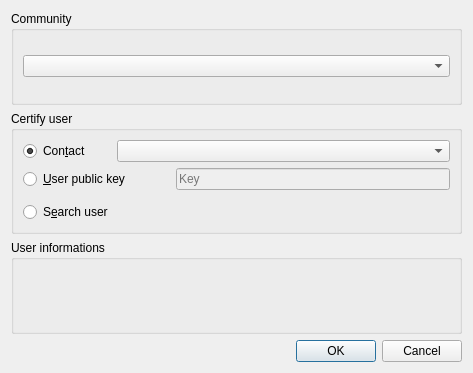
First picture: the form in res/ui/certification.ui, repository duniter/sakia, before the edit.
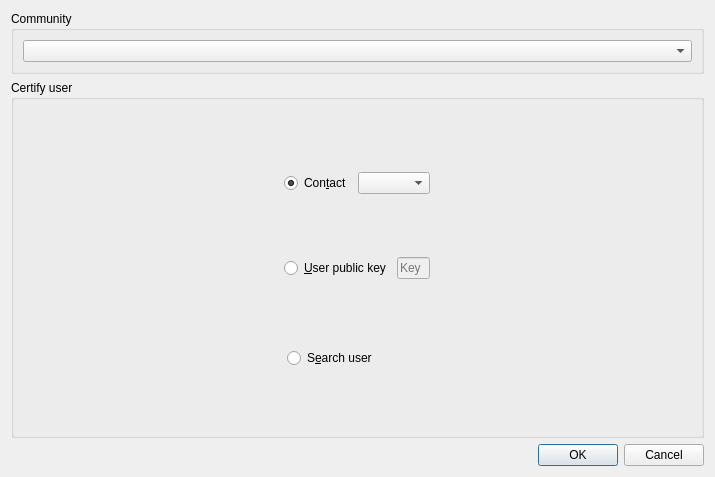
Second picture: the form after the edit. Custom widgets are drawn as their Qt base class.

Commit message: Add member widget to certification dialog

What changed in the file:
```diff
--- a/res/ui/certification.ui
+++ b/res/ui/certification.ui
@@ -6,8 +6,8 @@
    <rect>
     <x>0</x>
     <y>0</y>
-    <width>473</width>
-    <height>373</height>
+    <width>715</width>
+    <height>477</height>
    </rect>
   </property>
   <property name="windowTitle">
@@ -16,6 +16,12 @@
   <layout class="QVBoxLayout" name="verticalLayout">
    <item>
     <widget class="QGroupBox" name="groupBox_2">
+     <property name="sizePolicy">
+      <sizepolicy hsizetype="Preferred" vsizetype="Maximum">
+       <horstretch>0</horstretch>
+       <verstretch>0</verstretch>
+      </sizepolicy>
+     </property>
      <property name="title">
       <string>Community</string>
      </property>
@@ -31,7 +37,12 @@
      <property name="title">
       <string>Certify user</string>
      </property>
-     <layout class="QVBoxLayout" name="verticalLayout_2">
+     <layout class="QHBoxLayout" name="horizontalLayout_5">
+      <item>
+       <layout class="QVBoxLayout" name="verticalLayout_3">
+        <property name="topMargin">
+         <number>6</number>
+        </property>
       <item>
        <layout class="QHBoxLayout" name="horizontalLayout_2">
         <item>
@@ -71,6 +82,12 @@
           <property name="enabled">
            <bool>true</bool>
           </property>
+            <property name="sizePolicy">
+             <sizepolicy hsizetype="Maximum" vsizetype="Fixed">
+              <horstretch>0</horstretch>
+              <verstretch>0</verstretch>
+             </sizepolicy>
+            </property>
          </widget>
         </item>
        </layout>
@@ -108,6 +125,12 @@
           <property name="enabled">
            <bool>false</bool>
           </property>
+            <property name="sizePolicy">
+             <sizepolicy hsizetype="Maximum" vsizetype="Fixed">
+              <horstretch>0</horstretch>
+              <verstretch>0</verstretch>
+             </sizepolicy>
+            </property>
           <property name="inputMask">
            <string/>
           </property>
@@ -161,7 +184,7 @@
            <bool>false</bool>
           </property>
           <property name="sizePolicy">
-           <sizepolicy hsizetype="Minimum" vsizetype="Preferred">
+             <sizepolicy hsizetype="Maximum" vsizetype="Maximum">
             <horstretch>0</horstretch>
             <verstretch>0</verstretch>
            </sizepolicy>
@@ -171,14 +194,8 @@
        </layout>
       </item>
      </layout>
-    </widget>
-   </item>
-   <item>
-    <widget class="QGroupBox" name="groupBox_3">
-     <property name="title">
-      <string>User informations</string>
-     </property>
-     <layout class="QVBoxLayout" name="verticalLayout_3"/>
+      </item>
+     </layout>
     </widget>
    </item>
    <item>
```
Lines whose indentation alone changed are shown as unchanged. The commit also changes 5 other files.
